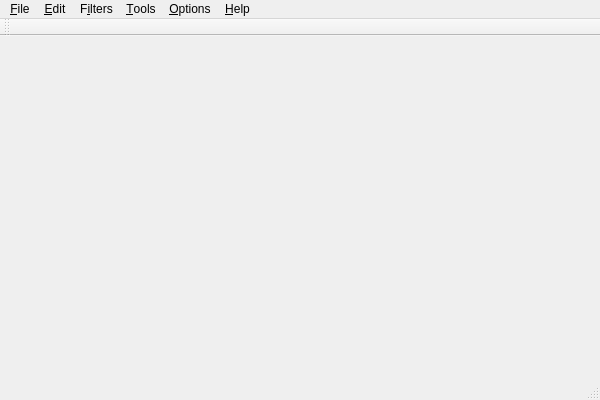
This is imgproc.ui in DimkoChurinov/ImagePro as Qt 5 draws it before an edit. The edited form follows.
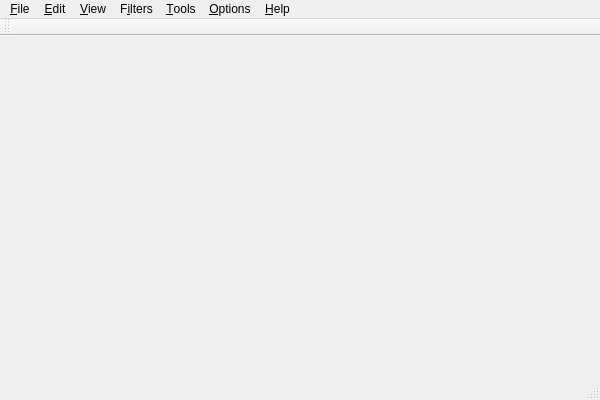
This is the edited form.

```diff
--- a/imgproc.ui
+++ b/imgproc.ui
@@ -55,7 +55,16 @@
     <addaction name="separator"/>
     <addaction name="actionExit"/>
    </widget>
-    <widget class="QMenu" name="menu_Filters">
+   <widget class="QMenu" name="menuView">
+    <property name="title">
+     <string>&amp;View</string>
+    </property>
+    <addaction name="actionZoom_In"/>
+    <addaction name="actionZoom_Out"/>
+    <addaction name="actionNormal_size"/>
+    <addaction name="actionFit_to_window"/>
+   </widget>
+   <widget class="QMenu" name="menu_Filters">
     <property name="title">
      <string>F&amp;ilters</string>
     </property>
```
